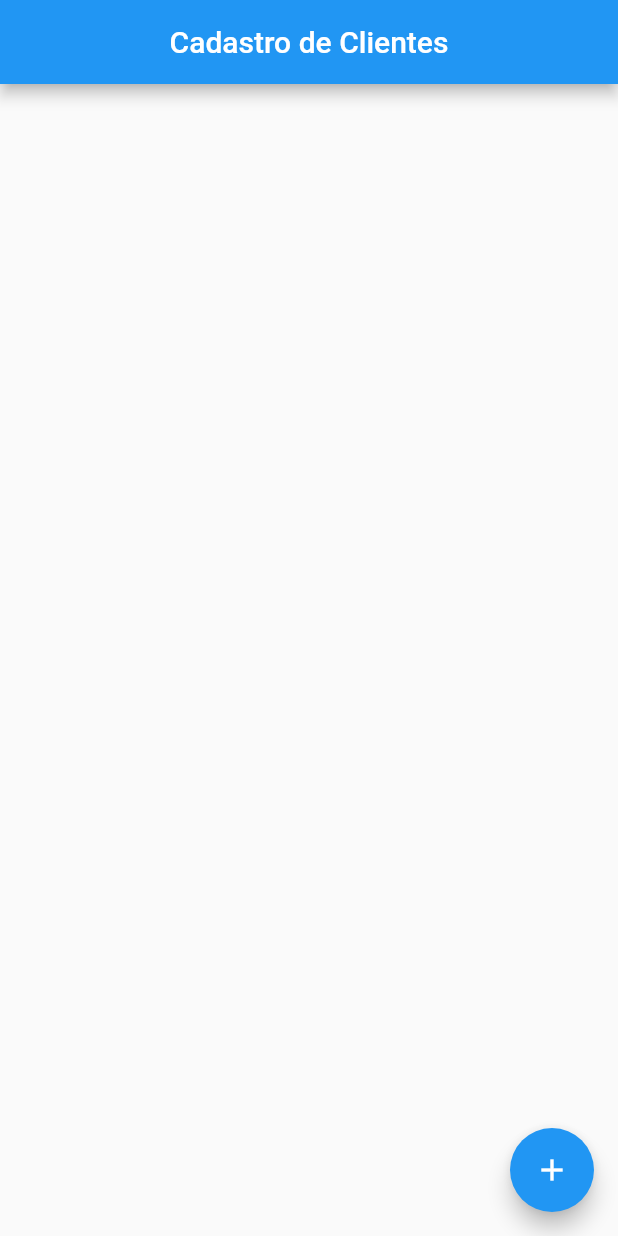
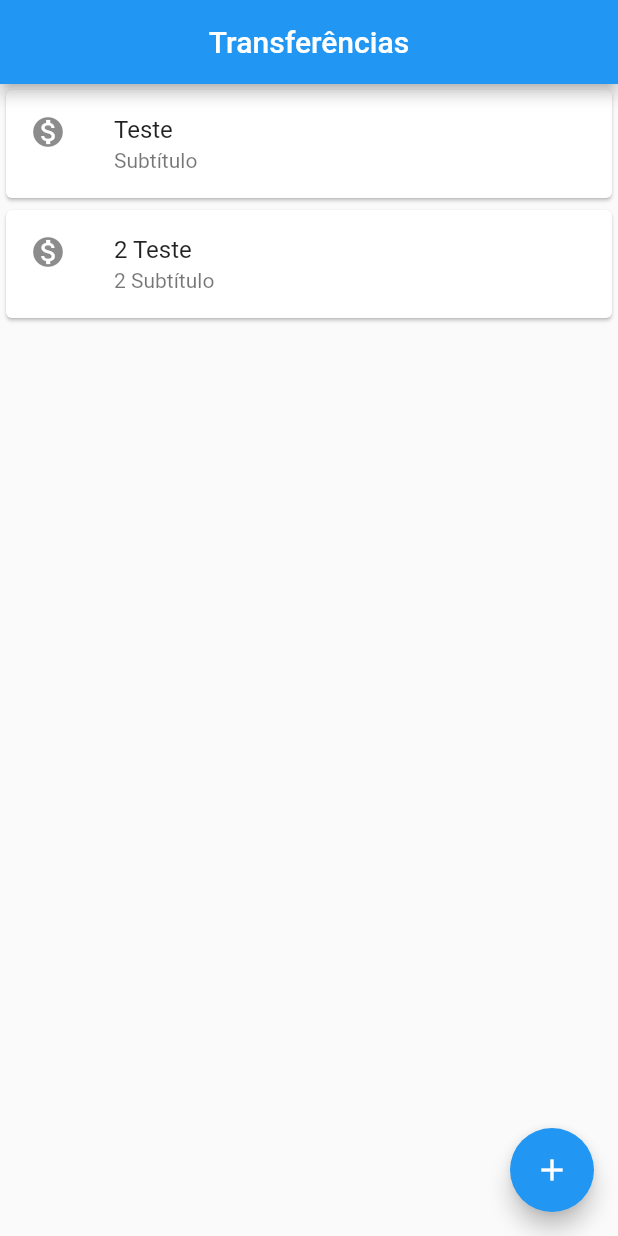
Before and after one commit to matheusmaculan/cadastro_flutter, a Flutter app: the screen it shows after launch, on a phone screen of 412 x 824 dp. Run offline on Flutter 3.47's test engine with Material 2 defaults, Android fonts, the phone set to English and light mode, and no system bars.

Commit message:
Adicionado alguns conponentes

```diff
--- a/lib/main.dart
+++ b/lib/main.dart
@@ -4,8 +4,25 @@ import 'package:flutter/material.dart';
 void main() => runApp(
       MaterialApp(
         home: Scaffold(
+          body: Column(
+            children: [
+              Card(
+                child: ListTile(
+                  leading: Icon(Icons.monetization_on),
+                  title: Text('Teste'),
+                  subtitle: Text('Subtítulo'),
+                )
+              ),              Card(
+                child: ListTile(
+                  leading: Icon(Icons.monetization_on),
+                  title: Text('2 Teste'),
+                  subtitle: Text('2 Subtítulo'),
+                )
+              ),
+            ],
+          ),
           appBar: AppBar(
-            title: Center(child: Text('Cadastro de Clientes', textAlign: TextAlign.center)),
+            title: Center(child: Text('Transferências', textAlign: TextAlign.center)),
           ),
         floatingActionButton: FloatingActionButton(
         onPressed: () {  },
```
